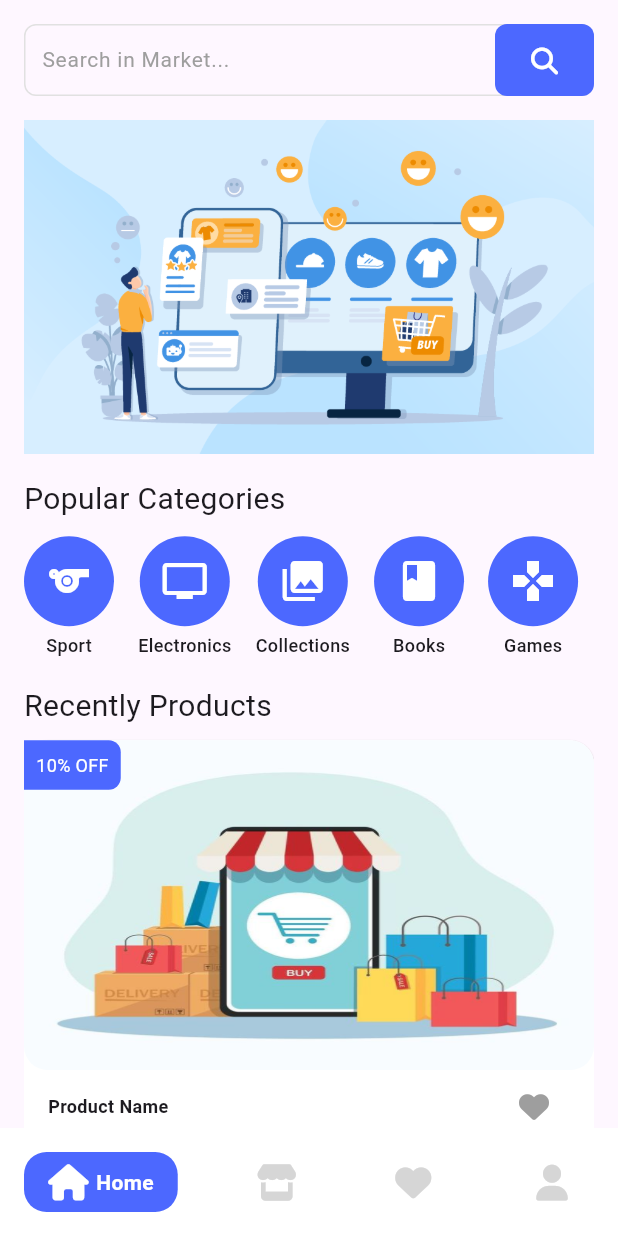
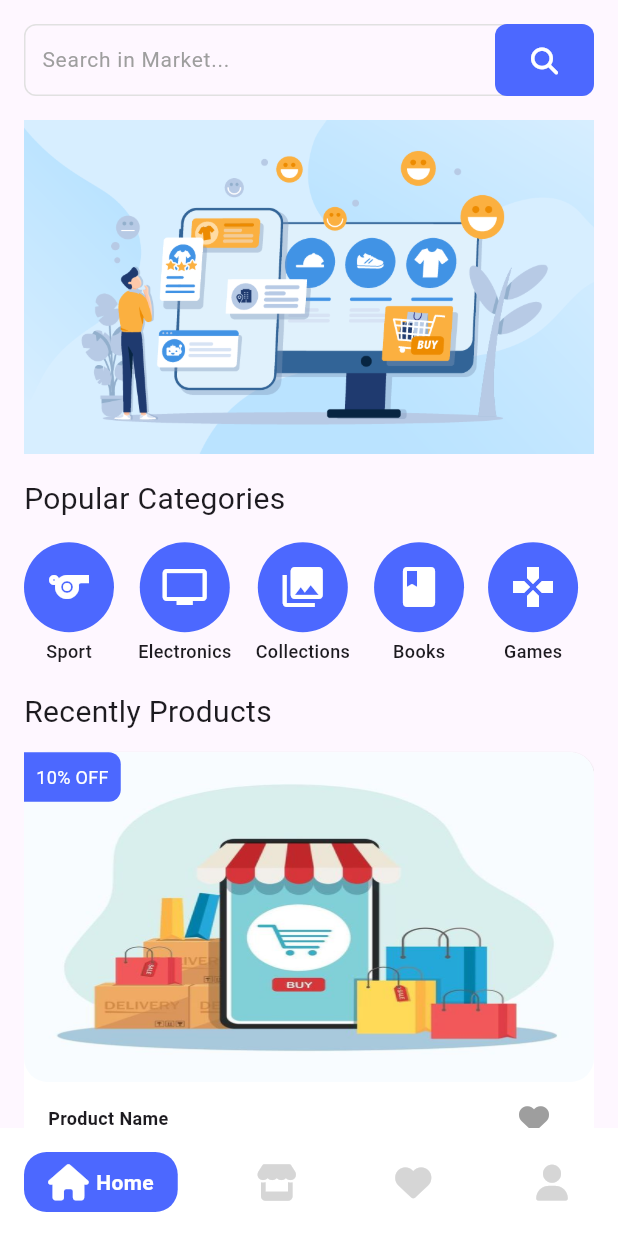
Before and after one commit to mahmoudmohamed17/e-commerce-app, a Flutter app: the MainView screen opened by its route, on a phone screen of 412 x 824 dp. Run offline on Flutter 3.47's test engine with Material 3 defaults, Android fonts, the phone set to English and light mode, and no system bars; drawn by our look-alikes of google_nav_bar; our stand-ins replace bloc, flutter_bloc, font_awesome_flutter.

Commit message:
finish my orders view, and make some fixes

```diff
--- a/lib/core/helpers/app_routing.dart
+++ b/lib/core/helpers/app_routing.dart
@@ -4,6 +4,7 @@ import 'package:e_commerce_app/views/auth/ui/login_view.dart';
 import 'package:e_commerce_app/views/auth/ui/signup_view.dart';
 import 'package:e_commerce_app/views/main_view/ui/main_view.dart';
 import 'package:e_commerce_app/views/profile/ui/edit_name_view.dart';
+import 'package:e_commerce_app/views/profile/ui/my_orders_view.dart';
 import 'package:flutter/material.dart';
 
 class AppRouting {
@@ -19,6 +20,8 @@ class AppRouting {
         return MaterialPageRoute(builder: (context) => const MainView());
       case Routes.editNameView:
         return MaterialPageRoute(builder: (context) => const EditNameView());
+      case Routes.myOrdersView:
+        return MaterialPageRoute(builder: (context) => const MyOrdersView());
       default:
         return MaterialPageRoute(builder: (context) => const Scaffold());
     }
--- a/lib/core/helpers/routes.dart
+++ b/lib/core/helpers/routes.dart
@@ -4,4 +4,5 @@ class Routes {
   static const String forgotPasswordView = '/forgotPasswordView';
   static const String mainView = '/mainView';
   static const String editNameView = '/editNameView';
+  static const String myOrdersView = '/myOrdersView';
 }
--- a/lib/views/home/ui/popular_categories_widger.dart
+++ b/lib/views/home/ui/popular_categories_widger.dart
@@ -19,10 +19,9 @@ class PopularCategoriesWidger extends StatelessWidget {
     return Column(
       mainAxisSize: MainAxisSize.min,
       crossAxisAlignment: CrossAxisAlignment.start,
-      spacing: 8,
+      spacing: 12,
       children: [
         const Text('Popular Categories', style: AppTextStyles.regular20),
-
         SizedBox(
           height: 85,
           child: ListView.builder(
--- a/lib/views/home/ui/recently_products_list.dart
+++ b/lib/views/home/ui/recently_products_list.dart
@@ -1,10 +1,8 @@
-import 'package:e_commerce_app/views/home/ui/product_item.dart' show ProductItem;
+import 'package:e_commerce_app/views/home/ui/product_item.dart';
 import 'package:flutter/material.dart';
 
 class RecentlyProductsList extends StatelessWidget {
-  const RecentlyProductsList({
-    super.key,
-  });
+  const RecentlyProductsList({super.key});
 
   @override
   Widget build(BuildContext context) {
--- a/lib/views/home/ui/recently_products_widget.dart
+++ b/lib/views/home/ui/recently_products_widget.dart
@@ -8,7 +8,7 @@ class RecentlyProductsWidget extends StatelessWidget {
   @override
   Widget build(BuildContext context) {
     return const Column(
-      spacing: 8,
+      spacing: 12,
       mainAxisSize: MainAxisSize.min,
       crossAxisAlignment: CrossAxisAlignment.start,
       children: [
--- a/lib/views/profile/ui/profile_view_widget.dart
+++ b/lib/views/profile/ui/profile_view_widget.dart
@@ -4,6 +4,7 @@ import 'package:e_commerce_app/core/helpers/navigation_extension.dart';
 import 'package:e_commerce_app/core/utils/app_text_styles.dart';
 import 'package:e_commerce_app/views/profile/logic/profile_button_model.dart';
 import 'package:e_commerce_app/views/profile/ui/edit_name_view.dart';
+import 'package:e_commerce_app/views/profile/ui/my_orders_view.dart';
 import 'package:flutter/material.dart';
 import 'package:font_awesome_flutter/font_awesome_flutter.dart';
 
@@ -21,7 +22,9 @@ class ProfileViewWidget extends StatelessWidget {
     ProfileButtonModel(
       label: 'My Orders',
       icon: FontAwesomeIcons.bagShopping,
-      onPressed: (context) {},
+      onPressed: (context) {
+        context.pushNamed(MyOrdersView.id);
+      },
     ),
     ProfileButtonModel(
       label: 'Logout',
```
Also changed, not shown: lib/core/helpers/build_app_bar.dart (added, +20 -0 lines), lib/views/profile/ui/edit_name_view.dart (+2 -16 lines), lib/views/profile/ui/my_orders_view.dart (added, +22 -0 lines).
